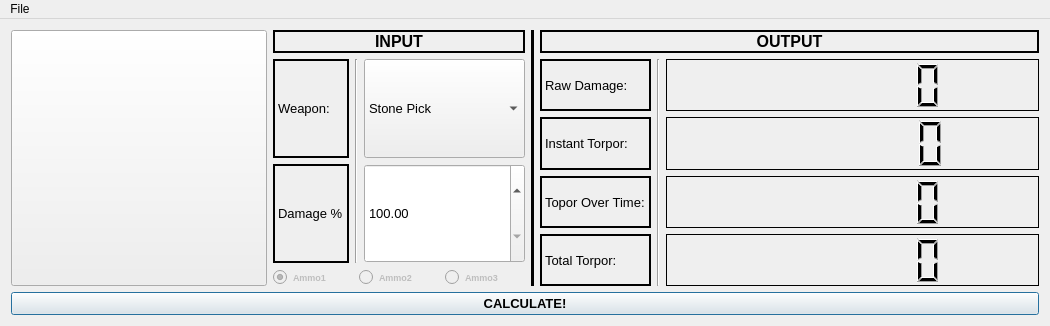
mattearly/ARK-Survial-Evolved-damage-calculator, file mainwindow.ui: the form before one commit.
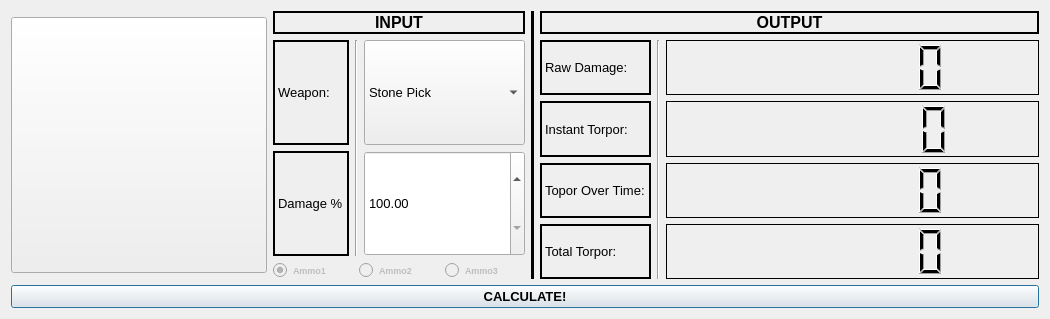
The form after the commit.

Commit message:
removed exit menu
... since you can just X out anyway

Patch:
```diff
--- a/mainwindow.ui
+++ b/mainwindow.ui
@@ -750,24 +750,6 @@
     </item>
    </layout>
   </widget>
-  <widget class="QMenuBar" name="menuBar">
-   <property name="geometry">
-    <rect>
-     <x>0</x>
-     <y>0</y>
-     <width>1050</width>
-     <height>19</height>
-    </rect>
-   </property>
-   <widget class="QMenu" name="menuFile">
-    <property name="title">
-     <string>File</string>
-    </property>
-    <addaction name="separator"/>
-    <addaction name="actionExit"/>
-   </widget>
-   <addaction name="menuFile"/>
-  </widget>
   <action name="actionExit">
    <property name="text">
     <string>Exit</string>
```
The commit also changes 3 other files.
